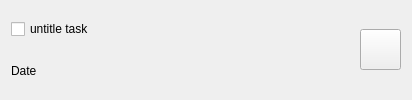
This is checkitem.ui in zsz12251665/HOSS-Client as Qt 5 draws it before an edit. The edited form follows.
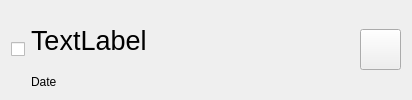
This is the edited form. Icons and pictures are not drawn.

Commit message:
Improve the CheckItem UI design
- Use double click to edit
- Change the edit button to delete button
- Split the checkbox and title

```diff
--- a/checkitem.ui
+++ b/checkitem.ui
@@ -20,21 +20,38 @@
    <string>Form</string>
   </property>
   <layout class="QHBoxLayout" name="horizontalLayout">
+   <item>
+    <widget class="QCheckBox" name="checkBox">
+     <property name="sizePolicy">
+      <sizepolicy hsizetype="Fixed" vsizetype="Fixed">
+       <horstretch>0</horstretch>
+       <verstretch>0</verstretch>
+      </sizepolicy>
+     </property>
+     <property name="styleSheet">
+      <string notr="true"/>
+     </property>
+     <property name="text">
+      <string/>
+     </property>
+    </widget>
+   </item>
    <item>
     <layout class="QVBoxLayout" name="verticalLayout_3">
      <item>
-      <widget class="QCheckBox" name="checkBox">
+      <widget class="QLabel" name="label_title">
        <property name="sizePolicy">
-        <sizepolicy hsizetype="Minimum" vsizetype="Minimum">
+        <sizepolicy hsizetype="Preferred" vsizetype="Expanding">
          <horstretch>0</horstretch>
          <verstretch>0</verstretch>
         </sizepolicy>
        </property>
        <property name="styleSheet">
-        <string notr="true">font: 20pt &quot;黑体&quot;;</string>
+        <string notr="true">font-family: &quot;Calibri&quot;, &quot;DengXian&quot;, &quot;Tahoma&quot;, &quot;Arial&quot;, &quot;黑体&quot;;
+font-size: 20pt;</string>
        </property>
        <property name="text">
-        <string>untitle task</string>
+        <string>TextLabel</string>
        </property>
       </widget>
      </item>
```
Left out of the diff: 6 changed lines with no effect on the pictures. The commit also changes 7 other files.
